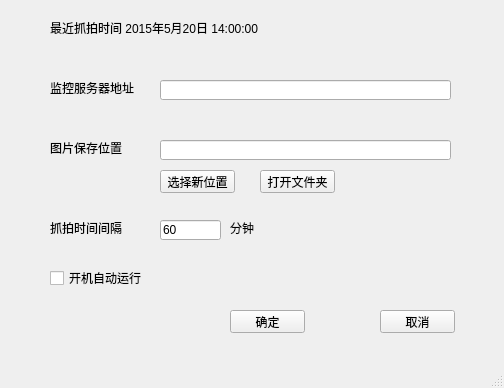
Before: the Qt Designer form work/picsave/picsave/picsave.ui in thinkingl/thinkingl-code-lib, drawn with Qt 5.
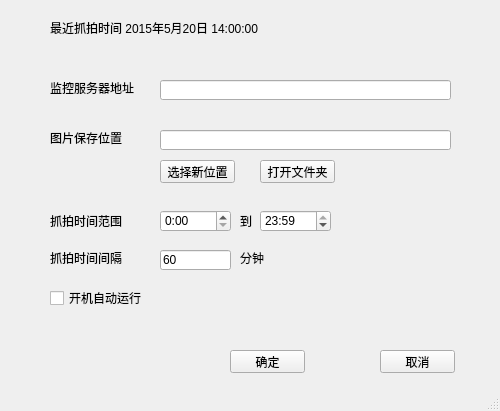
After: the same form once the commit is applied.

Commit message: 增加时间段控制.

What changed in the file:
```diff
--- a/work/picsave/picsave/picsave.ui
+++ b/work/picsave/picsave/picsave.ui
@@ -6,10 +6,28 @@
    <rect>
     <x>0</x>
     <y>0</y>
-    <width>504</width>
-    <height>388</height>
+    <width>500</width>
+    <height>411</height>
    </rect>
   </property>
+  <property name="sizePolicy">
+   <sizepolicy hsizetype="Fixed" vsizetype="Fixed">
+    <horstretch>0</horstretch>
+    <verstretch>0</verstretch>
+   </sizepolicy>
+  </property>
+  <property name="minimumSize">
+   <size>
+    <width>500</width>
+    <height>411</height>
+   </size>
+  </property>
+  <property name="maximumSize">
+   <size>
+    <width>500</width>
+    <height>411</height>
+   </size>
+  </property>
   <property name="windowTitle">
    <string>picsave</string>
   </property>
@@ -41,7 +59,7 @@
     <property name="geometry">
      <rect>
       <x>50</x>
-      <y>140</y>
+      <y>130</y>
       <width>101</width>
       <height>16</height>
      </rect>
@@ -54,7 +72,7 @@
     <property name="geometry">
      <rect>
       <x>160</x>
-      <y>140</y>
+      <y>130</y>
       <width>291</width>
       <height>20</height>
      </rect>
@@ -64,7 +82,7 @@
     <property name="geometry">
      <rect>
       <x>50</x>
-      <y>220</y>
+      <y>250</y>
       <width>101</width>
       <height>16</height>
      </rect>
@@ -77,8 +95,8 @@
     <property name="geometry">
      <rect>
       <x>160</x>
-      <y>220</y>
-      <width>61</width>
+      <y>250</y>
+      <width>71</width>
       <height>20</height>
      </rect>
     </property>
@@ -89,8 +107,8 @@
    <widget class="QLabel" name="labelMin">
     <property name="geometry">
      <rect>
-      <x>230</x>
-      <y>220</y>
+      <x>240</x>
+      <y>250</y>
       <width>101</width>
       <height>16</height>
      </rect>
@@ -116,7 +134,7 @@
     <property name="geometry">
      <rect>
       <x>260</x>
-      <y>170</y>
+      <y>160</y>
       <width>75</width>
       <height>23</height>
      </rect>
@@ -129,7 +147,7 @@
     <property name="geometry">
      <rect>
       <x>160</x>
-      <y>170</y>
+      <y>160</y>
       <width>75</width>
       <height>23</height>
      </rect>
@@ -142,7 +160,7 @@
     <property name="geometry">
      <rect>
       <x>230</x>
-      <y>310</y>
+      <y>350</y>
       <width>75</width>
       <height>23</height>
      </rect>
@@ -155,7 +173,7 @@
     <property name="geometry">
      <rect>
       <x>380</x>
-      <y>310</y>
+      <y>350</y>
       <width>75</width>
       <height>23</height>
      </rect>
@@ -171,7 +189,7 @@
     <property name="geometry">
      <rect>
       <x>50</x>
-      <y>270</y>
+      <y>290</y>
       <width>301</width>
       <height>16</height>
      </rect>
@@ -180,6 +198,65 @@
      <string>开机自动运行</string>
     </property>
    </widget>
+   <widget class="QLabel" name="labelTimeRange">
+    <property name="geometry">
+     <rect>
+      <x>50</x>
+      <y>210</y>
+      <width>101</width>
+      <height>21</height>
+     </rect>
+    </property>
+    <property name="text">
+     <string>抓拍时间范围</string>
+    </property>
+   </widget>
+   <widget class="QLabel" name="labelMin_2">
+    <property name="geometry">
+     <rect>
+      <x>240</x>
+      <y>210</y>
+      <width>31</width>
+      <height>21</height>
+     </rect>
+    </property>
+    <property name="text">
+     <string>到</string>
+    </property>
+   </widget>
+   <widget class="QTimeEdit" name="timeEditStart">
+    <property name="geometry">
+     <rect>
+      <x>160</x>
+      <y>210</y>
+      <width>71</width>
+      <height>22</height>
+     </rect>
+    </property>
+    <property name="displayFormat">
+     <string>H:mm</string>
+    </property>
+   </widget>
+   <widget class="QTimeEdit" name="timeEditEnd">
+    <property name="geometry">
+     <rect>
+      <x>260</x>
+      <y>210</y>
+      <width>71</width>
+      <height>22</height>
+     </rect>
+    </property>
+    <property name="time">
+     <time>
+      <hour>23</hour>
+      <minute>59</minute>
+      <second>59</second>
+     </time>
+    </property>
+    <property name="displayFormat">
+     <string>H:mm</string>
+    </property>
+   </widget>
   </widget>
   <widget class="QStatusBar" name="statusBar"/>
  </widget>
```
Left out of the diff: 6 changed lines with no effect on the pictures. The commit also changes 3 other files.
